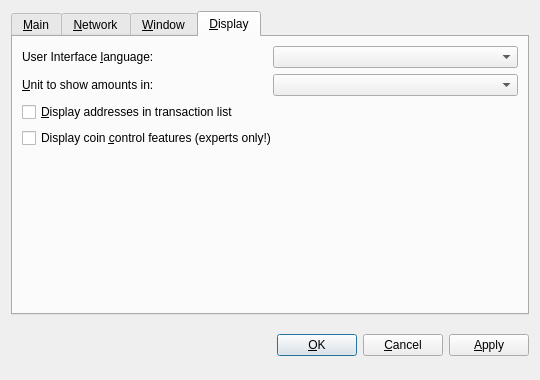
TrezarCoin/TrezarCoin, file src/qt/forms/optionsdialog.ui: the form before one commit.
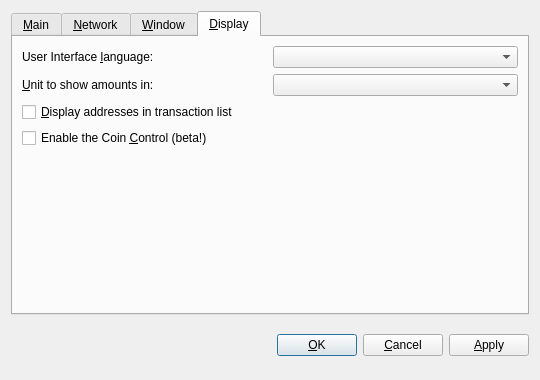
The form after the commit. The open tabs and pages were chosen to show the change. Custom widgets are drawn as their Qt base class.

Commit message: Qt Forms Updated

The edit to the form file:
```diff
--- a/src/qt/forms/optionsdialog.ui
+++ b/src/qt/forms/optionsdialog.ui
@@ -349,7 +349,7 @@
           <string>Whether to show coin control features or not.</string>
          </property>
          <property name="text">
-          <string>Display coin &amp;control features (experts only!)</string>
+          <string>Enable the Coin &amp;Control (beta!)</string>
          </property>
         </widget>
        </item>
```
Left out of the diff: 2 changed lines with no effect on the pictures. The commit also changes 4 other files.
